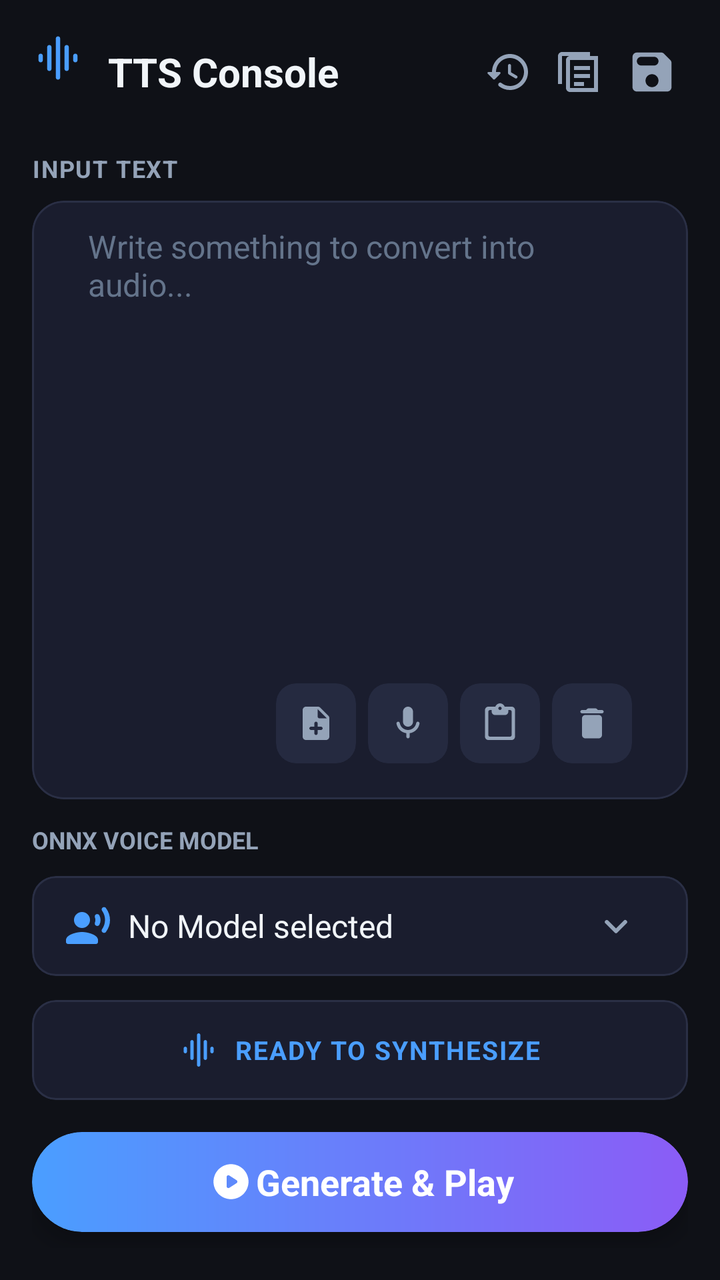
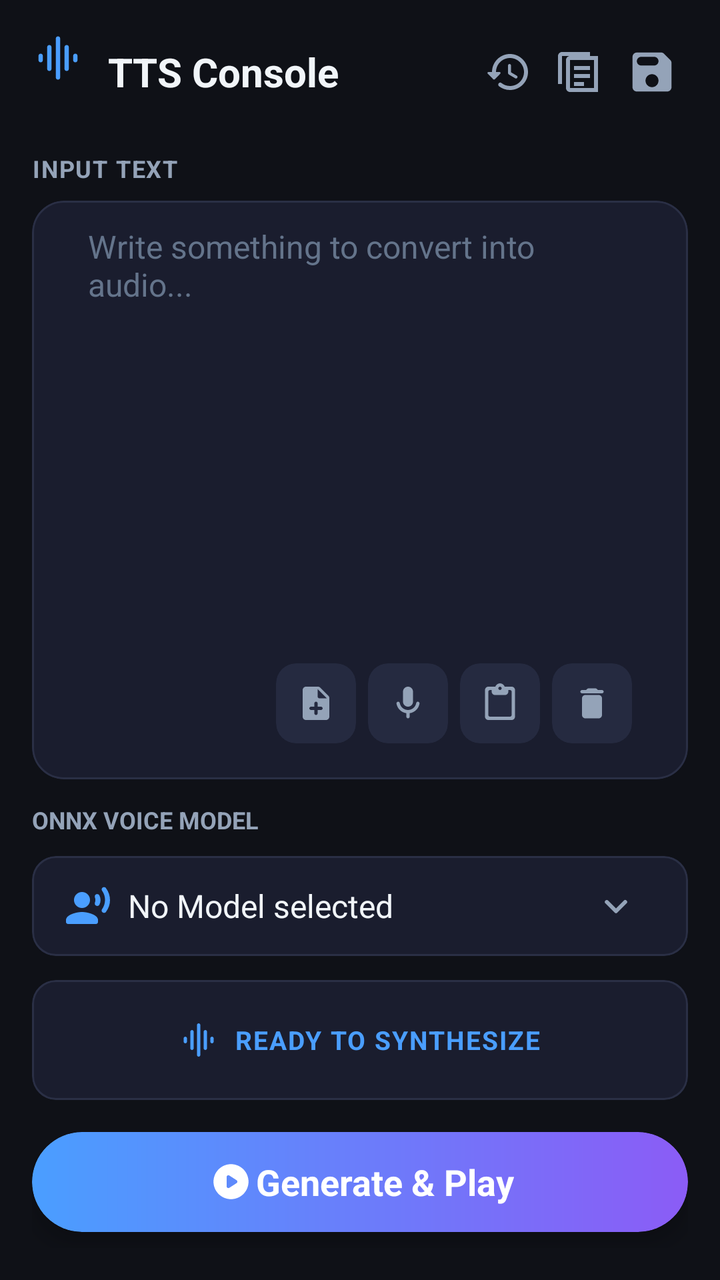

Before-and-after screenshots of an Android layout around one commit, followed by the original layout XML and the change that was made.
<!-- AndroidManifest.xml: application theme AppTheme -->
<!-- res/layout/generate_fragment.xml -->
<LinearLayout
	xmlns:android="http://schemas.android.com/apk/res/android"
	xmlns:app="http://schemas.android.com/apk/res-auto"
	xmlns:tools="http://schemas.android.com/tools"
	android:layout_width="match_parent"
	android:layout_height="match_parent"
	android:background="#0F1117"
	android:orientation="vertical"
	android:padding="16dp">

	
	<RelativeLayout
		android:id="@+id/relativelayout20"
		android:layout_width="match_parent"
		android:layout_height="wrap_content"
		android:layout_marginBottom="20dp">
		
		<ImageView
			android:id="@+id/img_logo"
			android:layout_width="26dp"
			android:layout_height="26dp"
			android:src="@drawable/icon_graphic_eq"
			android:scaleType="fitCenter"
			app:tint="#4A9EFF" />
			
		<TextView
			android:id="@+id/title_tv"
			android:layout_width="wrap_content"
			android:layout_height="wrap_content"
			android:text="TTS Console"
			android:textSize="20sp"
			android:textStyle="bold"
			android:textColor="#F1F5F9"
			android:layout_marginStart="12dp"
			android:layout_toEndOf="@id/img_logo"
			android:layout_centerVertical="true" />
			
		<LinearLayout
			android:id="@+id/top_actions"
			android:layout_width="wrap_content"
			android:layout_height="40dp"
			android:gravity="center_vertical"
			android:orientation="horizontal"
			android:layout_alignParentEnd="true"
			android:layout_centerVertical="true">
			
			<ImageView
				android:id="@+id/history"
				android:layout_width="36dp"
				android:layout_height="36dp"
				android:padding="6dp"
				android:contentDescription="History"
				android:background="?attr/selectableItemBackground"
				android:src="@drawable/icon_history"
				android:scaleType="fitCenter"
				app:tint="#94A3B8" />
				
			<ImageView
				android:id="@+id/dictionary"
				android:layout_width="36dp"
				android:layout_height="36dp"
				android:padding="6dp"
				android:contentDescription="Pronunciation lexicon"
				android:background="?attr/selectableItemBackground"
				android:src="@drawable/icon_menu_book"
				android:scaleType="fitCenter"
				app:tint="#94A3B8" />
				
			<ImageView
				android:id="@+id/save"
				android:layout_width="36dp"
				android:layout_height="36dp"
				android:padding="5dp"
				android:contentDescription="Save audio"
				android:background="?attr/selectableItemBackground"
				android:src="@drawable/icon_save"
				android:scaleType="fitCenter"
				app:tint="#94A3B8" />
		</LinearLayout>
	</RelativeLayout>

	
	<RelativeLayout
		android:id="@+id/relativelayout21"
		android:layout_width="match_parent"
		android:layout_height="wrap_content">
		<TextView
			android:id="@+id/textview55"
			android:layout_width="wrap_content"
			android:layout_height="wrap_content"
			android:text="INPUT TEXT"
			android:textSize="12sp"
			android:textStyle="bold"
			android:textColor="#94A3B8"
			android:letterSpacing="0.05" />
	</RelativeLayout>

	
	<com.google.android.material.card.MaterialCardView
		android:id="@+id/cardview26"
		android:layout_width="match_parent"
		android:layout_height="0dp"
		android:layout_marginTop="8dp"
		app:cardBackgroundColor="#1A1D2E"
		android:layout_weight="1"
		app:cardCornerRadius="16dp"
		app:strokeColor="#2A2F45"
		app:strokeWidth="1dp"
		app:cardElevation="0dp">
		
		<FrameLayout
			android:id="@+id/input_relativelayout"
			android:layout_width="match_parent"
			android:layout_height="match_parent"
			android:paddingLeft="12dp"
			android:paddingTop="12dp"
			android:paddingRight="12dp">
			
			<ScrollView
				android:id="@+id/vscroll4"
				android:layout_width="match_parent"
				android:layout_height="match_parent"
				android:fillViewport="true"
				android:scrollbars="vertical"
				android:fadeScrollbars="false"
				android:overScrollMode="always">
				<EditText
					android:id="@+id/et_input"
					android:layout_width="match_parent"
					android:layout_height="wrap_content"
					android:paddingBottom="64dp"
					android:textSize="16sp"
					android:textColor="#F1F5F9"
					android:hint="Write something to convert into audio..."
					android:textColorHint="#64748B"
					android:gravity="top|start"
					android:background="@null"
					android:inputType="textMultiLine"
					android:minHeight="100dp"
					android:paddingStart="16dp"
					android:paddingEnd="16dp" />
			</ScrollView>
			
			<LinearLayout
				android:id="@+id/input_quick_actions"
				android:layout_width="wrap_content"
				android:layout_height="44dp"
				android:layout_marginBottom="16dp"
				android:layout_gravity="bottom|end"
				android:layout_marginEnd="16dp"
				android:gravity="center_vertical"
				android:orientation="horizontal">
				
				<com.google.android.material.card.MaterialCardView
					android:id="@+id/card_add"
					android:layout_width="40dp"
					android:layout_height="40dp"
					android:layout_marginEnd="6dp"
					app:cardBackgroundColor="#252A40"
					app:cardCornerRadius="10dp"
					app:strokeWidth="0dp"
					android:focusable="true"
					android:foreground="?attr/selectableItemBackground">
					<ImageView
						android:id="@+id/imageview62"
						android:layout_width="match_parent"
						android:layout_height="match_parent"
						android:padding="10dp"
						android:contentDescription="Import document"
						android:src="@drawable/icon_note_add"
						android:scaleType="fitCenter"
						app:tint="#94A3B8" />
				</com.google.android.material.card.MaterialCardView>
				
				<com.google.android.material.card.MaterialCardView
					android:id="@+id/btn_voice_input"
					android:layout_width="40dp"
					android:layout_height="40dp"
					android:layout_marginEnd="6dp"
					android:contentDescription="Voice typing"
					android:focusable="true"
					android:foreground="?attr/selectableItemBackground"
					app:cardBackgroundColor="#252A40"
					app:cardCornerRadius="10dp"
					app:strokeWidth="0dp">
					<ImageView
						android:layout_width="match_parent"
						android:layout_height="match_parent"
						android:padding="10dp"
						android:src="@drawable/icon_mic"
						android:scaleType="fitCenter"
						app:tint="#94A3B8" />
				</com.google.android.material.card.MaterialCardView>
				
				<com.google.android.material.card.MaterialCardView
					android:id="@+id/btn_paste"
					android:layout_width="40dp"
					android:layout_height="40dp"
					android:layout_marginEnd="6dp"
					android:contentDescription="Paste from clipboard"
					android:focusable="true"
					android:foreground="?attr/selectableItemBackground"
					app:cardBackgroundColor="#252A40"
					app:cardCornerRadius="10dp"
					app:strokeWidth="0dp">
					<ImageView
						android:layout_width="match_parent"
						android:layout_height="match_parent"
						android:padding="10dp"
						android:src="@drawable/icon_content_paste"
						android:scaleType="fitCenter"
						app:tint="#94A3B8" />
				</com.google.android.material.card.MaterialCardView>
				
				<com.google.android.material.card.MaterialCardView
					android:id="@+id/btn_clear_text"
					android:layout_width="40dp"
					android:layout_height="40dp"
					android:contentDescription="Clear text"
					android:focusable="true"
					android:foreground="?attr/selectableItemBackground"
					app:cardBackgroundColor="#252A40"
					app:cardCornerRadius="10dp"
					app:strokeWidth="0dp">
					<ImageView
						android:layout_width="match_parent"
						android:layout_height="match_parent"
						android:padding="10dp"
						android:src="@drawable/icon_delete"
						android:scaleType="fitCenter"
						app:tint="#94A3B8" />
				</com.google.android.material.card.MaterialCardView>
			</LinearLayout>
		</FrameLayout>
	</com.google.android.material.card.MaterialCardView>

	
	<TextView
		android:id="@+id/textview67"
		android:layout_width="wrap_content"
		android:layout_height="wrap_content"
		android:layout_marginTop="12dp"
		android:text="ONNX VOICE MODEL"
		android:textSize="12sp"
		android:textStyle="bold"
		android:textColor="#94A3B8" />
		
	
	<com.google.android.material.card.MaterialCardView
		android:id="@+id/voice_info_card"
		android:layout_width="match_parent"
		android:layout_height="50dp"
		android:layout_marginTop="10dp"
		app:cardBackgroundColor="#1A1D2E"
		app:cardCornerRadius="12dp"
		app:strokeColor="#2A2F45"
		app:strokeWidth="1dp"
		app:cardElevation="0dp">
		
		<LinearLayout
			android:id="@+id/linear53"
			android:layout_width="match_parent"
			android:layout_height="match_parent"
			android:gravity="center_vertical"
			android:paddingHorizontal="16dp">
			
			<ImageView
				android:id="@+id/imageview63"
				android:layout_width="24dp"
				android:layout_height="24dp"
				android:src="@drawable/icon_record_voice"
				android:scaleType="fitCenter"
				app:tint="#4A9EFF" />
				
			<TextView
				android:id="@+id/voice_name_tv"
				android:layout_width="wrap_content"
				android:layout_height="wrap_content"
				android:padding="8dp"
				android:text="No Model selected"
				android:textSize="16sp"
				android:textColor="#F1F5F9"
				android:layout_weight="1" />
				
			<ImageView
				android:id="@+id/opne_dropdown"
				android:layout_width="40dp"
				android:layout_height="40dp"
				android:padding="8dp"
				android:background="?attr/selectableItemBackground"
				android:src="@drawable/icon_keyboard_arrow"
				android:scaleType="fitCenter"
				app:tint="#94A3B8" />
		</LinearLayout>
	</com.google.android.material.card.MaterialCardView>

	
	<LinearLayout
		android:id="@+id/kokoro_voice_filters"
		android:layout_width="match_parent"
		android:layout_height="wrap_content"
		android:layout_marginTop="6dp"
		android:orientation="horizontal"
		android:visibility="gone">
		
		<com.google.android.material.card.MaterialCardView
			android:layout_width="0dp"
			android:layout_height="56dp"
			android:layout_weight="1"
			android:layout_marginEnd="4dp"
			app:cardBackgroundColor="#1A1D2E"
			app:cardCornerRadius="12dp"
			app:strokeColor="#2A2F45"
			app:strokeWidth="1dp"
			app:cardElevation="0dp">
			<LinearLayout
				android:layout_width="match_parent"
				android:layout_height="match_parent"
				android:orientation="vertical"
				android:gravity="center_vertical"
				android:paddingHorizontal="8dp">
				<TextView
					android:layout_width="match_parent"
					android:layout_height="wrap_content"
					android:text="REGION"
					android:textColor="#94A3B8"
					android:textSize="10sp"
					android:textStyle="bold"
					android:letterSpacing="0.05" />
				<Spinner
					android:id="@+id/kokoro_region_spinner"
					android:layout_width="match_parent"
					android:layout_height="34dp"
					android:spinnerMode="dropdown"
					android:popupBackground="#1A1D2E" />
			</LinearLayout>
		</com.google.android.material.card.MaterialCardView>
		
		<com.google.android.material.card.MaterialCardView
			android:layout_width="0dp"
			android:layout_height="56dp"
			android:layout_weight="1"
			android:layout_marginStart="4dp"
			app:cardBackgroundColor="#1A1D2E"
			app:cardCornerRadius="12dp"
			app:strokeColor="#2A2F45"
			app:strokeWidth="1dp"
			app:cardElevation="0dp">
			<LinearLayout
				android:layout_width="match_parent"
				android:layout_height="match_parent"
				android:orientation="vertical"
				android:gravity="center_vertical"
				android:paddingHorizontal="8dp">
				<TextView
					android:layout_width="match_parent"
					android:layout_height="wrap_content"
					android:text="VOICE"
					android:textColor="#94A3B8"
					android:textSize="10sp"
					android:textStyle="bold"
					android:letterSpacing="0.05" />
				<Spinner
					android:id="@+id/kokoro_voice_spinner"
					android:layout_width="match_parent"
					android:layout_height="34dp"
					android:spinnerMode="dropdown"
					android:popupBackground="#1A1D2E" />
			</LinearLayout>
		</com.google.android.material.card.MaterialCardView>
	</LinearLayout>

	
	<LinearLayout
		android:id="@+id/supertonic_controls_layout"
		android:layout_width="match_parent"
		android:layout_height="wrap_content"
		android:layout_marginTop="8dp"
		android:orientation="horizontal"
		android:visibility="gone">
		
		<com.google.android.material.card.MaterialCardView
			android:id="@+id/supertonic_voice_button"
			android:layout_width="0dp"
			android:layout_height="50dp"
			android:layout_weight="1"
			android:layout_marginEnd="4dp"
			android:contentDescription="Choose Supertonic voice and language"
			android:clickable="true"
			android:focusable="true"
			android:foreground="?attr/selectableItemBackground"
			app:cardBackgroundColor="#1A1D2E"
			app:cardCornerRadius="12dp"
			app:strokeColor="#2A2F45"
			app:strokeWidth="1dp"
			app:cardElevation="0dp">
			<LinearLayout
				android:layout_width="match_parent"
				android:layout_height="match_parent"
				android:gravity="center_vertical"
				android:paddingStart="12dp"
				android:paddingEnd="8dp">
				<TextView
					android:id="@+id/supertonic_voice_value"
					android:layout_width="0dp"
					android:layout_height="match_parent"
					android:layout_weight="1"
					android:gravity="center_vertical"
					android:text="Supertonic • F1 English"
					android:textColor="#F1F5F9"
					android:textSize="14sp"
					android:maxLines="1"
					android:ellipsize="end" />
				<ImageView
					android:layout_width="20dp"
					android:layout_height="20dp"
					android:src="@drawable/icon_keyboard_arrow"
					android:scaleType="fitCenter"
					app:tint="#94A3B8" />
			</LinearLayout>
		</com.google.android.material.card.MaterialCardView>
		
		<com.google.android.material.card.MaterialCardView
			android:id="@+id/supertonic_settings_button"
			android:layout_width="50dp"
			android:layout_height="50dp"
			android:layout_marginStart="4dp"
			android:contentDescription="Generation quality settings"
			android:clickable="true"
			android:focusable="true"
			android:foreground="?attr/selectableItemBackground"
			app:cardBackgroundColor="#1A1D2E"
			app:cardCornerRadius="12dp"
			app:strokeColor="#2A2F45"
			app:strokeWidth="1dp"
			app:cardElevation="0dp">
			<LinearLayout
				android:layout_width="match_parent"
				android:layout_height="match_parent"
				android:gravity="center_vertical"
				android:paddingStart="12dp"
				android:paddingEnd="12dp">
				<ImageView
					android:layout_width="24dp"
					android:layout_height="24dp"
					android:src="@drawable/icon_settings"
					android:scaleType="fitCenter"
					app:tint="#4A9EFF" />
			</LinearLayout>
		</com.google.android.material.card.MaterialCardView>
	</LinearLayout>

	
	<com.google.android.material.card.MaterialCardView
		android:id="@+id/card_status"
		android:layout_width="match_parent"
		android:layout_height="wrap_content"
		android:layout_marginTop="12dp"
		android:animateLayoutChanges="true" 
		app:cardBackgroundColor="#1A1D2E"
		app:cardCornerRadius="12dp"
		app:strokeColor="#2A2F45"
		app:strokeWidth="1dp"
		app:cardElevation="0dp">
		
		<RelativeLayout
			android:id="@+id/relativelayout2"
			android:layout_width="match_parent"
			android:layout_height="wrap_content"
			android:animateLayoutChanges="true">
			
			
			<LinearLayout
				android:id="@+id/layout_idle_state"
				android:layout_width="match_parent"
				android:layout_height="50dp"
				android:gravity="center"
				android:orientation="horizontal">
				
				<ImageView
					android:id="@+id/imageview65"
					android:layout_width="20dp"
					android:layout_height="20dp"
					android:src="@drawable/icon_graphic_eq"
					android:scaleType="fitCenter"
					app:tint="#4A9EFF" />
					
				<ProgressBar
					android:id="@+id/progress_generating"
					android:layout_width="20dp"
					android:layout_height="20dp"
					android:indeterminate="false"
					style="?android:progressBarStyle"
					android:visibility="gone"
					android:indeterminateTint="#4A9EFF" />
					
				<TextView
					android:id="@+id/textview69"
					android:layout_width="wrap_content"
					android:layout_height="wrap_content"
					android:layout_marginStart="8dp"
					android:text="READY TO SYNTHESIZE"
					android:textSize="13sp"
					android:textStyle="bold"
					android:textColor="#4A9EFF"
					android:letterSpacing="0.05" />
			</LinearLayout>
			
			
			<RelativeLayout
				android:id="@+id/layout_generated_state"
				android:layout_width="match_parent"
				android:layout_height="60dp"
				android:paddingHorizontal="12dp"
				android:visibility="gone">
				
				
				<RelativeLayout
					android:layout_width="match_parent"
					android:layout_height="match_parent"
					android:layout_marginEnd="36dp">
					
					<ImageView
						android:id="@+id/img_waveform"
						android:layout_width="match_parent"
						android:layout_height="30dp"
						android:layout_centerVertical="true"
						android:src="@drawable/default_image"
						android:scaleType="fitXY"
						app:tint="#4A9EFF" />
						
					<View
						android:id="@+id/playhead_line"
						android:layout_width="2dp"
						android:layout_height="30dp"
						android:background="#8B5CF6"
						android:elevation="2dp"
						android:visibility="gone"
						android:layout_centerVertical="true"
						android:layout_alignParentStart="true" />
				</RelativeLayout>

				
				<TextView
					android:id="@+id/tv_duration"
					android:layout_width="wrap_content"
					android:layout_height="wrap_content"
					android:text="0:01"
					android:textSize="10sp"
					android:textColor="#94A3B8"
					android:layout_alignParentBottom="true"
					android:layout_alignParentStart="true"
					android:layout_marginBottom="4dp"/>
					
				
				<com.google.android.material.card.MaterialCardView
					android:id="@+id/btn_export"
					android:layout_width="28dp"
					android:layout_height="28dp"
					app:cardBackgroundColor="#252A40"
					app:cardCornerRadius="6dp"
					app:strokeWidth="0dp"
					android:layout_alignParentEnd="true"
					android:layout_centerVertical="true">
					<ImageView
						android:id="@+id/imageview2"
						android:layout_width="match_parent"
						android:layout_height="match_parent"
						android:padding="5dp"
						android:src="@drawable/icon_ios_share"
						android:scaleType="fitXY"
						app:tint="#94A3B8" />
				</com.google.android.material.card.MaterialCardView>
			</RelativeLayout>
		</RelativeLayout>
	</com.google.android.material.card.MaterialCardView>

	
	<com.google.android.material.card.MaterialCardView
		android:id="@+id/btn_generate"
		android:layout_width="match_parent"
		android:layout_height="50dp"
		android:layout_marginTop="16dp"
		android:layout_marginBottom="8dp"
		app:cardBackgroundColor="@android:color/transparent"
		app:cardCornerRadius="25dp"
		app:cardElevation="6dp"
		app:strokeWidth="0dp"
		android:focusable="true"
		android:foreground="?attr/selectableItemBackground">
		
		<LinearLayout
			android:id="@+id/linear54"
			android:layout_width="match_parent"
			android:layout_height="match_parent"
			android:background="@drawable/bg_gradient_btn"
			android:gravity="center_horizontal|center_vertical">
			
			<ImageView
				android:id="@+id/imageview52"
				android:layout_width="25dp"
				android:layout_height="25dp"
				android:padding="2dp"
				android:src="@drawable/icon_play_circle"
				android:scaleType="fitCenter"
				app:tint="#FFFFFF" />
				
			<TextView
				android:id="@+id/textview92"
				android:layout_width="wrap_content"
				android:layout_height="wrap_content"
				android:text="Generate &amp; Play"
				android:textSize="18sp"
				android:textStyle="bold"
				android:textColor="#FFFFFF" />
		</LinearLayout>
	</com.google.android.material.card.MaterialCardView>

</LinearLayout>
<!-- resources referenced by this layout -->
<resources>
  <!-- drawable bg_gradient_btn (drawable) -->
  <?xml version="1.0" encoding="utf-8"?>
  <shape xmlns:android="http://schemas.android.com/apk/res/android">
      <gradient
          android:angle="0"
          android:startColor="#4A9EFF"
          android:endColor="#8B5CF6"
          android:type="linear" />
      <corners android:radius="25dp" />
  </shape>
  <!-- drawable icon_delete (drawable-xhdpi) -->
  <?xml version='1.0' encoding='UTF-8' standalone='yes' ?>
  <vector xmlns:android="http://schemas.android.com/apk/res/android" android:width="48dp" android:height="48dp" android:viewportWidth="24.0" android:viewportHeight="24.0"><path android:pathData="M6 19c0 1.1.9 2 2 2h8c1.1 0 2-.9 2-2V9c0-1.1-.9-2-2-2H8c-1.1 0-2 .9-2 2v10zM18 4h-2.5l-.71-.71c-.18-.18-.44-.29-.7-.29H9.91c-.26 0-.52.11-.7.29L8.5 4H6c-.55 0-1 .45-1 1s.45 1 1 1h12c.55 0 1-.45 1-1s-.45-1-1-1z" android:fillColor="#94A3B8" /></vector>
  <!-- drawable icon_keyboard_arrow (drawable-xhdpi) -->
  <?xml version='1.0' encoding='UTF-8' standalone='yes' ?>
  <vector xmlns:android="http://schemas.android.com/apk/res/android" android:width="48dp" android:height="48dp" android:viewportWidth="24.0" android:viewportHeight="24.0"><path android:pathData="M8.12 9.29L12 13.17l3.88-3.88a.996.996 0 1 1 1.41 1.41l-4.59 4.59a.996.996 0 0 1-1.41 0L6.7 10.7a.996.996 0 0 1 0-1.41c.39-.38 1.03-.39 1.42 0z" android:fillColor="#94A3B8" /></vector>
  <!-- drawable icon_menu_book (drawable-xhdpi) -->
  <vector xmlns:android="http://schemas.android.com/apk/res/android"
      android:width="24dp"
      android:height="24dp"
      android:viewportWidth="24"
      android:viewportHeight="24">
      <path
          android:fillColor="#FFFFFFFF"
          android:pathData="M21,4H7c-1.1,0 -2,0.9 -2,2v14c0,1.1 0.9,2 2,2h14V4zM19,20H7V6h12v14zM3,2h14v2H3v14H1V4c0,-1.1 0.9,-2 2,-2zM9,9h8v2H9zM9,13h8v2H9zM9,17h5v2H9z" />
  </vector>
  <!-- drawable icon_play_circle (drawable-xhdpi) -->
  <?xml version='1.0' encoding='UTF-8' standalone='yes' ?>
  <vector xmlns:android="http://schemas.android.com/apk/res/android" android:width="48dp" android:height="48dp" android:viewportWidth="24.0" android:viewportHeight="24.0"><path android:pathData="M12 2C6.48 2 2 6.48 2 12s4.48 10 10 10s10-4.48 10-10S17.52 2 12 2zM9.5 14.67V9.33c0-.79.88-1.27 1.54-.84l4.15 2.67a1 1 0 0 1 0 1.68l-4.15 2.67c-.66.43-1.54-.05-1.54-.84z" android:fillColor="#94A3B8" /></vector>
  <!-- drawable icon_save (drawable-xhdpi) -->
  <?xml version='1.0' encoding='UTF-8' standalone='yes' ?>
  <vector xmlns:android="http://schemas.android.com/apk/res/android" android:width="48dp" android:height="48dp" android:viewportWidth="24.0" android:viewportHeight="24.0"><path android:pathData="M17.59 3.59c-.38-.38-.89-.59-1.42-.59H5a2 2 0 0 0-2 2v14c0 1.1.9 2 2 2h14c1.1 0 2-.9 2-2V7.83c0-.53-.21-1.04-.59-1.41l-2.82-2.83zM12 19c-1.66 0-3-1.34-3-3s1.34-3 3-3s3 1.34 3 3s-1.34 3-3 3zm1-10H7c-1.1 0-2-.9-2-2s.9-2 2-2h6c1.1 0 2 .9 2 2s-.9 2-2 2z" android:fillColor="#94A3B8" /></vector>
  <color name="colorPrimary">#00E5FF</color>
  <color name="colorOnPrimary">#F8FAFC</color>
  <color name="colorSecondary">#2979FF</color>
  <color name="colorSurface">#121826</color>
  <color name="colorSurfaceVariant">#1A2234</color>
  <color name="colorOnSurface">#F8FAFC</color>
  <color name="colorOnBackground">#F8FAFC</color>
  <color name="colorAccent">#00E5FF</color>
  <color name="colorBackground">#070B14</color>
  <!-- unchanged entries left out for length: 10 -->
</resources>

<!-- the commit's change to res/layout/generate_fragment.xml (unified diff, before → after) -->
@@ -473,7 +473,7 @@
 			<LinearLayout
 				android:id="@+id/layout_idle_state"
 				android:layout_width="match_parent"
-				android:layout_height="50dp"
+				android:layout_height="60dp" 
 				android:gravity="center"
 				android:orientation="horizontal">
 				
